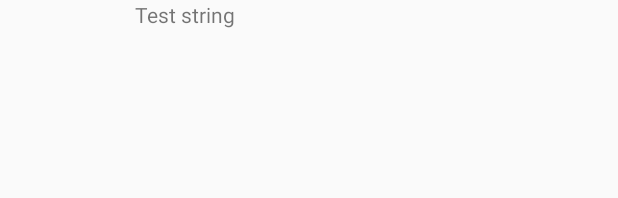
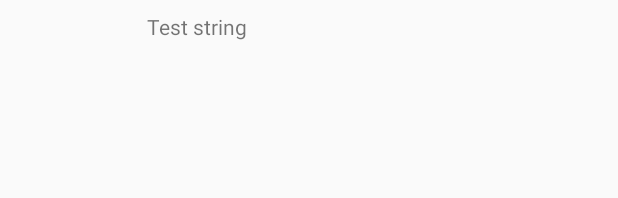
Before and after one commit to tomaszpolgrabia/urban-explorer, an Android app: the layout location_item.xml on its own in the app's theme, with its tools: preview values and no code run, on a phone screen of 412 x 824 dp. Shown: the top 198 px of the screen. Run offline under Robolectric (Android 15) with nearby library versions, the phone set to English and light mode, and no system bars.

Commit message:
Minor gui enhancements + minor bug fixes.

```diff
--- a/app/src/main/java/pl/tpolgrabia/urbanexplorer/adapters/WikiLocationsAdapter.java
+++ b/app/src/main/java/pl/tpolgrabia/urbanexplorer/adapters/WikiLocationsAdapter.java
@@ -43,7 +43,7 @@ public class WikiLocationsAdapter extends ArrayAdapter<WikiAppObject> {
         String url = wikiPage.getThumbnail() != null ? wikiPage.getThumbnail() : null;
 
         TextView locDistanceInfo = (TextView) itemView.findViewById(R.id.wiki_locs_item_distance);
-        locDistanceInfo.setText("" + wikiPage.getDistance() / 1000.0 + " km");
+        locDistanceInfo.setText(String.format("%.2f km", wikiPage.getDistance() / 1000.0));
         imgPreview.setImageBitmap(BitmapFactory.decodeResource(getContext().getResources(), R.drawable.noimage));
 
         if (url != null) {
--- a/app/src/main/java/pl/tpolgrabia/urbanexplorer/fragments/PanoramioShowerFragment.java
+++ b/app/src/main/java/pl/tpolgrabia/urbanexplorer/fragments/PanoramioShowerFragment.java
@@ -53,7 +53,7 @@ public class PanoramioShowerFragment extends Fragment {
             ImageLoader.getInstance().displayImage(
                 imageInfo.getPhotoFileUrl(),
                 (ImageView) inflatedView.findViewById(R.id.photo_container),
-                MainActivity.options);
+                MainActivity.rectOptions);
 
             photoTitle = (TextView)inflatedView.findViewById(R.id.photo_title);
             photoTitle.setText(imageInfo.getPhotoTitle());
--- a/app/src/main/java/pl/tpolgrabia/urbanexplorer/fragments/WikiLocationsFragment.java
+++ b/app/src/main/java/pl/tpolgrabia/urbanexplorer/fragments/WikiLocationsFragment.java
@@ -237,6 +237,12 @@ public class WikiLocationsFragment extends Fragment implements Refreshable {
         }
 
         Location location = LocationUtils.getLastKnownLocation(getActivity());
+
+        if (location == null) {
+            lg.debug("Location is still not available");
+            return;
+        }
+
         LocationUtils.getGeoCodedLocation(getActivity(), location.getLatitude(), location.getLongitude(), new LocationGeoCoderCallback() {
             @Override
             public void callback(int code, String message, String googleStatus, String geocodedLocation) {
--- a/app/src/main/java/pl/tpolgrabia/urbanexplorer/utils/HelperUtils.java
+++ b/app/src/main/java/pl/tpolgrabia/urbanexplorer/utils/HelperUtils.java
@@ -59,7 +59,8 @@ public class HelperUtils {
     }
 
     public static void initUniversalDownloader(Context ctx) {
-        MainActivity.options = ImageLoaderUtils.createDefaultOptions();
+        MainActivity.options = ImageLoaderUtils.createRoundedOptions();
+        MainActivity.rectOptions = ImageLoaderUtils.createRectangularOptions();
         initUniversalDownloader(ctx, MainActivity.options);
     }
 
--- a/app/src/main/res/layout/location_item.xml
+++ b/app/src/main/res/layout/location_item.xml
@@ -1,8 +1,16 @@
 <?xml version="1.0" encoding="utf-8"?>
-<LinearLayout xmlns:android="http://schemas.android.com/apk/res/android"
+<FrameLayout xmlns:android="http://schemas.android.com/apk/res/android"
               android:orientation="horizontal"
               android:layout_width="match_parent"
               android:layout_height="wrap_content">
+
+    <LinearLayout android:layout_width="match_parent"
+                 android:layout_height="wrap_content"
+                 android:layout_marginLeft="8dp"
+                 android:layout_marginTop="8dp"
+                 android:layout_marginRight="8dp"
+                 android:layout_marginBottom="8dp"
+                 android:orientation="horizontal">
 
         <ImageView
                 android:id="@+id/photo_img"
@@ -15,5 +23,6 @@
                 android:layout_width="wrap_content"
                 android:layout_height="wrap_content"
                 android:text="@string/test_string"/>
+    </LinearLayout>
 
-</LinearLayout>
+</FrameLayout>
```
Also changed, not shown: app/src/main/java/pl/tpolgrabia/urbanexplorer/MainActivity.java (+7 -2 lines), app/src/main/java/pl/tpolgrabia/urbanexplorer/utils/ImageLoaderUtils.java (+11 -2 lines), app/src/main/res/layout/wiki_locations_item.xml (+14 -3 lines), 1 other file. Lines whose indentation alone changed are shown as unchanged.
